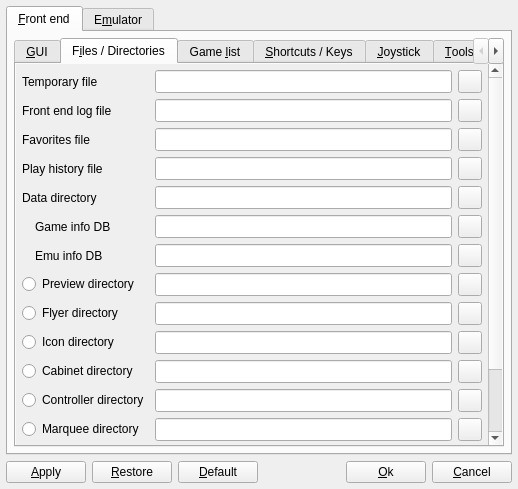
First picture: the form in options.ui, repository qmc2/qmc2-mame-fe, before the edit.
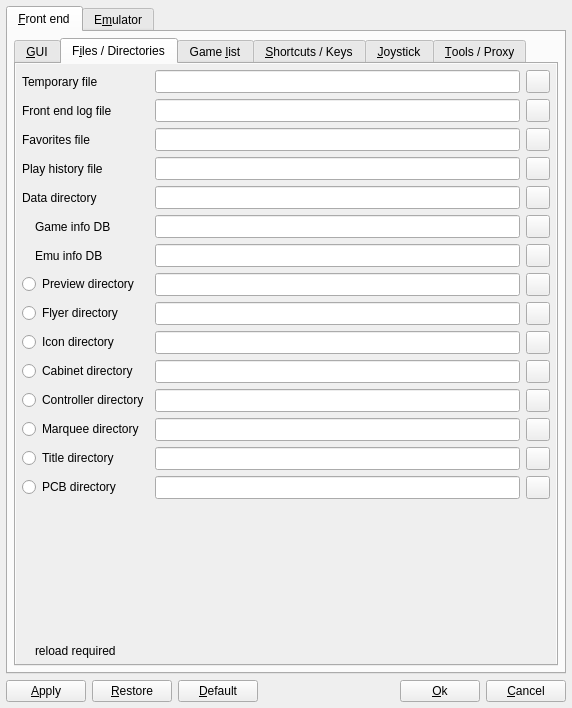
Second picture: the form after the edit. The open tabs and pages were chosen to show the change. Icons and pictures are not drawn.

Patch:
```diff
--- a/options.ui
+++ b/options.ui
@@ -7,8 +7,8 @@
    <rect>
     <x>0</x>
     <y>0</y>
-    <width>518</width>
-    <height>489</height>
+    <width>572</width>
+    <height>708</height>
    </rect>
   </property>
   <property name="windowTitle">
@@ -845,8 +845,8 @@
                <rect>
                 <x>0</x>
                 <y>0</y>
-                <width>202</width>
-                <height>508</height>
+                <width>528</width>
+                <height>583</height>
                </rect>
               </property>
               <layout class="QGridLayout" name="gridLayout_6">
@@ -1042,7 +1042,7 @@
                    <item>
                     <widget class="QLabel" name="labelGameInfoDBPic">
                      <property name="sizePolicy">
-                      <sizepolicy hsizetype="Fixed" vsizetype="Preferred">
+                      <sizepolicy hsizetype="Fixed" vsizetype="Fixed">
                        <horstretch>0</horstretch>
                        <verstretch>0</verstretch>
                       </sizepolicy>
@@ -1099,7 +1099,7 @@
                    <item>
                     <widget class="QLabel" name="labelEmuInfoDBPic">
                      <property name="sizePolicy">
-                      <sizepolicy hsizetype="Fixed" vsizetype="Preferred">
+                      <sizepolicy hsizetype="Fixed" vsizetype="Fixed">
                        <horstretch>0</horstretch>
                        <verstretch>0</verstretch>
                       </sizepolicy>
```
Left out of the diff: 54 changed lines with no effect on the pictures.
